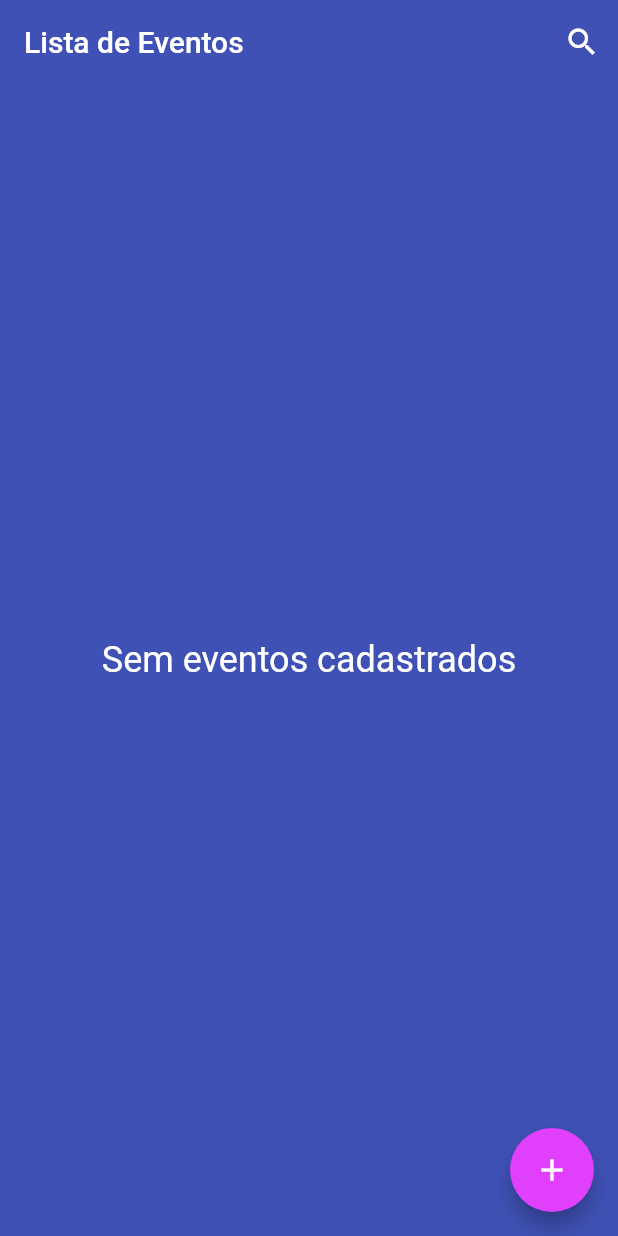
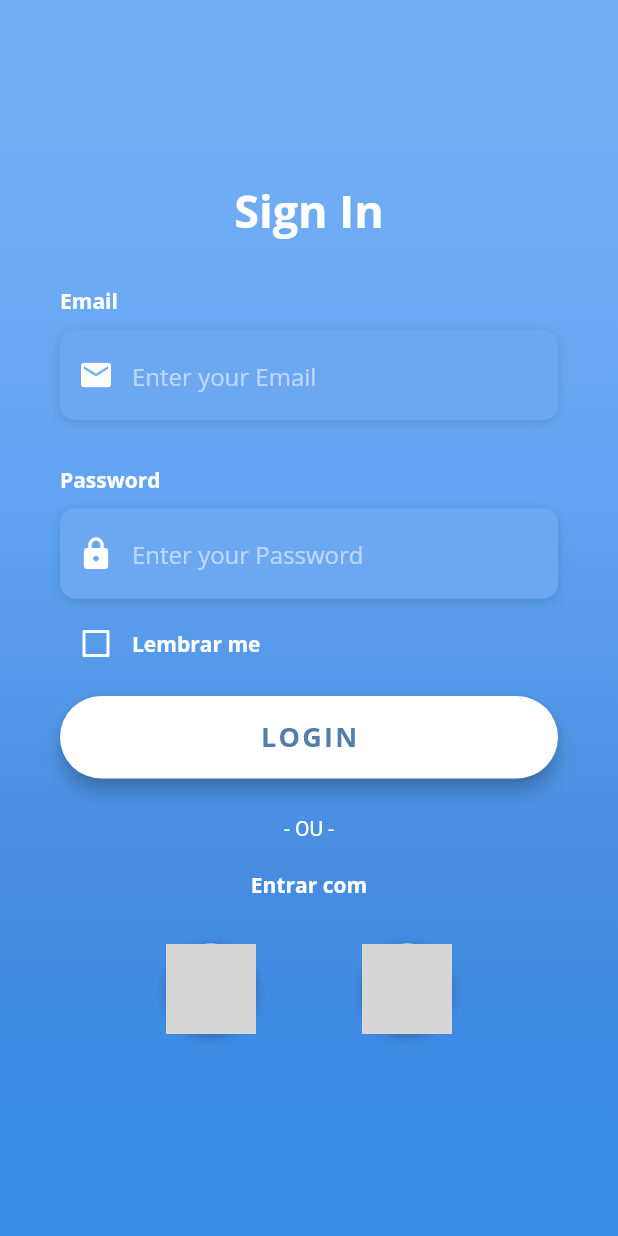
Before and after one commit to CaldeiraGustavo/MeuEvento, a Flutter app: the screen it shows after launch, on a phone screen of 412 x 824 dp. Run offline on Flutter 3.47's test engine with Material 2 defaults, Android fonts, the phone set to English and light mode, and no system bars; our stand-ins replace cloud_firestore, file_picker, firebase_core, firebase_storage, sqflite; accounts and stored records are empty; grey boxes are pictures that could not be loaded.

Commit message:
Tela de login

```diff
--- /dev/null
+++ b/lib/app/views/login_page.dart
@@ -0,0 +1,317 @@
+import 'package:flutter/material.dart';
+import 'package:flutter/services.dart';
+import 'package:meu_evento/app/views/evento_list.dart';
+import 'package:meu_evento/constants.dart';
+
+class LoginScreen extends StatefulWidget {
+  @override
+  _LoginScreenState createState() => _LoginScreenState();
+}
+
+class _LoginScreenState extends State<LoginScreen> {
+  bool _rememberMe = false;
+
+  Widget _buildEmailTF() {
+    return Column(
+      crossAxisAlignment: CrossAxisAlignment.start,
+      children: <Widget>[
+        Text(
+          'Email',
+          style: kLabelStyle,
+        ),
+        SizedBox(height: 10.0),
+        Container(
+          alignment: Alignment.centerLeft,
+          decoration: kBoxDecorationStyle,
+          height: 60.0,
+          child: TextField(
+            keyboardType: TextInputType.emailAddress,
+            style: TextStyle(
+              color: Colors.white,
+              fontFamily: 'OpenSans',
+            ),
+            decoration: InputDecoration(
+              border: InputBorder.none,
+              contentPadding: EdgeInsets.only(top: 14.0),
+              prefixIcon: Icon(
+                Icons.email,
+                color: Colors.white,
+              ),
+              hintText: 'Enter your Email',
+              hintStyle: kHintTextStyle,
+            ),
+          ),
+        ),
+      ],
+    );
+  }
+
+  Widget _buildPasswordTF() {
+    return Column(
+      crossAxisAlignment: CrossAxisAlignment.start,
+      children: <Widget>[
+        Text(
+          'Password',
+          style: kLabelStyle,
+        ),
+        SizedBox(height: 10.0),
+        Container(
+          alignment: Alignment.centerLeft,
+          decoration: kBoxDecorationStyle,
+          height: 60.0,
+          child: TextField(
+            obscureText: true,
+            style: TextStyle(
+              color: Colors.white,
+              fontFamily: 'OpenSans',
+            ),
+            decoration: InputDecoration(
+              border: InputBorder.none,
+              contentPadding: EdgeInsets.only(top: 14.0),
+              prefixIcon: Icon(
+                Icons.lock,
+                color: Colors.white,
+              ),
+              hintText: 'Enter your Password',
+              hintStyle: kHintTextStyle,
+            ),
+          ),
+        ),
+        SizedBox(height: 20.0)
+      ],
+    );
+  }
+
+  /*Widget _buildForgotPasswordBtn() {
+    return Container(
+      alignment: Alignment.centerRight,
+      child: FlatButton(
+        onPressed: () => print('Forgot Password Button Pressed'),
+        padding: EdgeInsets.only(right: 0.0),
+        child: Text(
+          'Forgot Password?',
+          style: kLabelStyle,
+        ),
+      ),
+    );
+  }*/
+
+  Widget _buildRememberMeCheckbox() {
+    return Container(
+      height: 20.0,
+      child: Row(
+        children: <Widget>[
+          Theme(
+            data: ThemeData(unselectedWidgetColor: Colors.white),
+            child: Checkbox(
+              value: _rememberMe,
+              checkColor: Colors.green,
+              activeColor: Colors.white,
+              onChanged: (value) {
+                setState(() {
+                  _rememberMe = value!;
+                });
+              },
+            ),
+          ),
+          Text(
+            'Lembrar me',
+            style: kLabelStyle,
+          ),
+        ],
+      ),
+    );
+  }
+
+  Widget _buildLoginBtn() {
+    return Container(
+      padding: EdgeInsets.symmetric(vertical: 25.0),
+      width: double.infinity,
+      child: RaisedButton(
+        elevation: 5.0,
+        onPressed: () async {
+          await Navigator.of(context)
+              .push(MaterialPageRoute(builder: (context) => EventoList()));
+        },
+        padding: EdgeInsets.all(15.0),
+        shape: RoundedRectangleBorder(
+          borderRadius: BorderRadius.circular(30.0),
+        ),
+        color: Colors.white,
+        child: Text(
+          'LOGIN',
+          style: TextStyle(
+            color: Color(0xFF527DAA),
+            letterSpacing: 1.5,
+            fontSize: 18.0,
+            fontWeight: FontWeight.bold,
+            fontFamily: 'OpenSans',
+          ),
+        ),
+      ),
+    );
+  }
+
+  Widget _buildSignInWithText() {
+    return Column(
+      children: <Widget>[
+        Text(
+          '- OU -',
+          style: TextStyle(
+            color: Colors.white,
+            fontWeight: FontWeight.w400,
+          ),
+        ),
+        SizedBox(height: 20.0),
+        Text(
+          'Entrar com',
+          style: kLabelStyle,
+        ),
+      ],
+    );
+  }
+
+  Widget _buildSocialBtn(Function onTap, AssetImage logo) {
+    return GestureDetector(
+      onTap: () {},
+      child: Container(
+        height: 60.0,
+        width: 60.0,
+        decoration: BoxDecoration(
+          shape: BoxShape.circle,
+          color: Colors.white,
+          boxShadow: [
+            BoxShadow(
+              color: Colors.black26,
+              offset: Offset(0, 2),
+              blurRadius: 6.0,
+            ),
+          ],
+          image: DecorationImage(
+            image: logo,
+          ),
+        ),
+      ),
+    );
+  }
+
+  Widget _buildSocialBtnRow() {
+    return Padding(
+      padding: EdgeInsets.symmetric(vertical: 30.0),
+      child: Row(
+        mainAxisAlignment: MainAxisAlignment.spaceEvenly,
+        children: <Widget>[
+          _buildSocialBtn(
+            () => print('Login with Facebook'),
+            AssetImage(
+              'assets/logos/facebook.jpg',
+            ),
+          ),
+          _buildSocialBtn(
+            () => print('Login with Google'),
+            AssetImage(
+              'assets/logos/google.jpg',
+            ),
+          ),
+        ],
+      ),
+    );
+  }
+
+  /*Widget _buildSignupBtn() {
+    return GestureDetector(
+      onTap: () => print('Sign Up Button Pressed'),
+      child: RichText(
+        text: TextSpan(
+          children: [
+            TextSpan(
+              text: 'Don\'t have an Account? ',
+              style: TextStyle(
+                color: Colors.white,
+                fontSize: 18.0,
+                fontWeight: FontWeight.w400,
+              ),
+            ),
+            TextSpan(
+              text: 'Sign Up',
+              style: TextStyle(
+                color: Colors.white,
+                fontSize: 18.0,
+                fontWeight: FontWeight.bold,
+              ),
+            ),
+          ],
+        ),
+      ),
+    );
+  }*/
+
+  @override
+  Widget build(BuildContext context) {
+    return Scaffold(
+      body: AnnotatedRegion<SystemUiOverlayStyle>(
+        value: SystemUiOverlayStyle.light,
+        child: GestureDetector(
+          onTap: () => FocusScope.of(context).unfocus(),
+          child: Stack(
+            children: <Widget>[
+              Container(
+                height: double.infinity,
+                width: double.infinity,
+                decoration: BoxDecoration(
+                  gradient: LinearGradient(
+                    begin: Alignment.topCenter,
+                    end: Alignment.bottomCenter,
+                    colors: [
+                      Color(0xFF73AEF5),
+                      Color(0xFF61A4F1),
+                      Color(0xFF478DE0),
+                      Color(0xFF398AE5),
+                    ],
+                    stops: [0.1, 0.4, 0.7, 0.9],
+                  ),
+                ),
+              ),
+              Container(
+                height: double.infinity,
+                child: SingleChildScrollView(
+                  physics: AlwaysScrollableScrollPhysics(),
+                  padding: EdgeInsets.symmetric(
+                    horizontal: 40.0,
+                    vertical: 120.0,
+                  ),
+                  child: Column(
+                    mainAxisAlignment: MainAxisAlignment.center,
+                    children: <Widget>[
+                      Text(
+                        'Sign In',
+                        style: TextStyle(
+                          color: Colors.white,
+                          fontFamily: 'OpenSans',
+                          fontSize: 30.0,
+                          fontWeight: FontWeight.bold,
+                        ),
+                      ),
+                      SizedBox(height: 30.0),
+                      _buildEmailTF(),
+                      SizedBox(
+                        height: 30.0,
+                      ),
+                      _buildPasswordTF(),
+                      //_buildForgotPasswordBtn(),
+                      _buildRememberMeCheckbox(),
+                      _buildLoginBtn(),
+                      _buildSignInWithText(),
+                      _buildSocialBtnRow(),
+                      //_buildSignupBtn(),
+                    ],
+                  ),
+                ),
+              )
+            ],
+          ),
+        ),
+      ),
+    );
+  }
+}
--- a/lib/constants.dart
+++ b/lib/constants.dart
@@ -8,3 +8,26 @@ const kContentColorLightTheme = Color(0xFF1D1D35);
 const kContentColorDarkTheme = Color(0xFFF5FCF9);
 const kWarningColor = Color(0xFFF3BB1C);
 const kErrorColor = Color(0xFFF03738);
+
+final kHintTextStyle = TextStyle(
+  color: Colors.white54,
+  fontFamily: 'OpenSans',
+);
+
+final kLabelStyle = TextStyle(
+  color: Colors.white,
+  fontWeight: FontWeight.bold,
+  fontFamily: 'OpenSans',
+);
+
+final kBoxDecorationStyle = BoxDecoration(
+  color: Color(0xFF6CA8F1),
+  borderRadius: BorderRadius.circular(10.0),
+  boxShadow: [
+    BoxShadow(
+      color: Colors.black12,
+      blurRadius: 6.0,
+      offset: Offset(0, 2),
+    ),
+  ],
+);
--- a/lib/main.dart
+++ b/lib/main.dart
@@ -1,8 +1,8 @@
+import 'package:firebase_core/firebase_core.dart';
 import 'package:flutter/material.dart';
 import 'package:flutter/services.dart';
+import 'package:meu_evento/app/views/login_page.dart';
 import 'package:meu_evento/constants.dart';
-import 'package:firebase_core/firebase_core.dart';
-import 'app/views/evento_list.dart';
 
 
 Future main() async {
@@ -32,6 +32,6 @@ class MyApp extends StatelessWidget {
         elevation: 0,
       ),
     ),
-        home: EventoList(),
+        home: LoginScreen(),
       );
 }
```
Also changed, not shown: pubspec.yaml (+7 -26 lines), pubspec.lock. Lines whose indentation alone changed are shown as unchanged.
